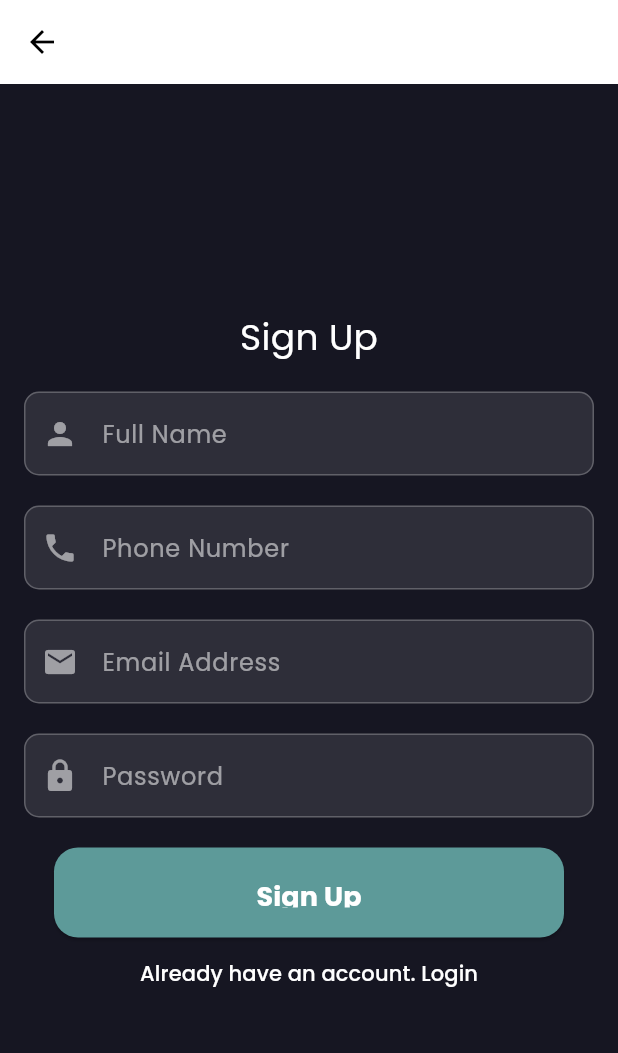
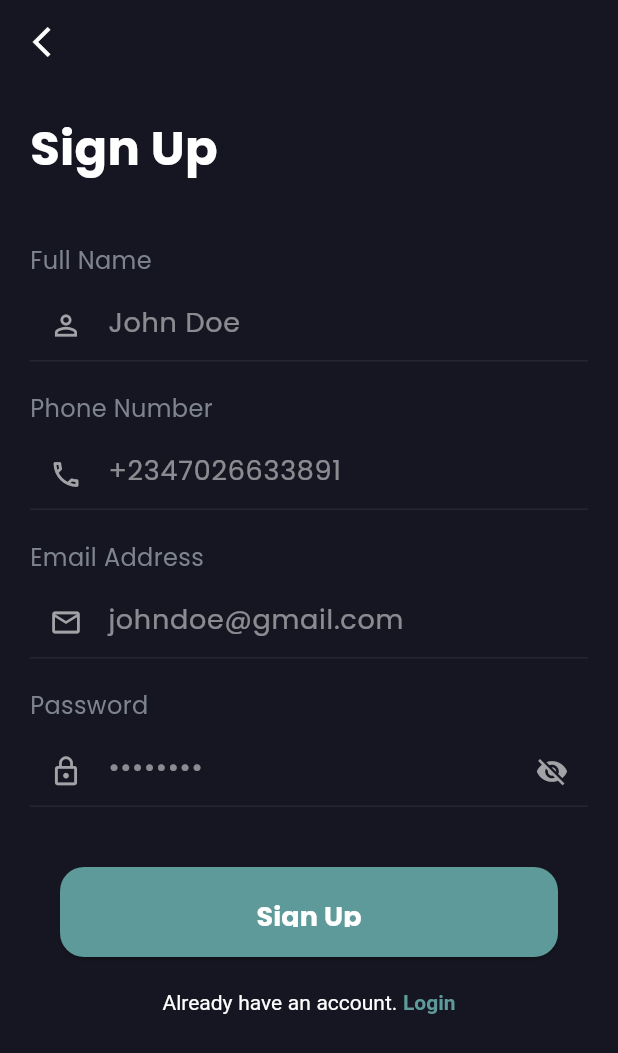
Before and after one commit to iEmmanuel104/plugx_app, a Flutter app: the SignUpScreen screen opened by its route, on a phone screen of 412 x 824 dp. Shown: the top 1053 px of the screen. Run offline on Flutter 3.47's test engine with Material 3 defaults, Android fonts, the light colour scheme and no system bars; our stand-ins replace google_fonts.

Commit message:
style alignment

```diff
--- a/lib/main.dart
+++ b/lib/main.dart
@@ -6,6 +6,7 @@ import 'screens/sign_in_screen.dart';
 import 'screens/sign_up_screen.dart';
 
 void main() {
+  WidgetsFlutterBinding.ensureInitialized();
   runApp(const PlugXChangeApp());
 }
 
@@ -16,7 +17,7 @@ class PlugXChangeApp extends StatelessWidget {
   Widget build(BuildContext context) {
     return MaterialApp(
       title: 'Plug XChange',
-       theme: ThemeData(
+      theme: ThemeData(
         primaryColor: const Color(0xFF5D9A99), // Primary color
         scaffoldBackgroundColor: const Color(0xFF161622), // Background color
         fontFamily: GoogleFonts.poppins().fontFamily,
--- a/lib/screens/loader_screen.dart
+++ b/lib/screens/loader_screen.dart
@@ -16,6 +16,7 @@ class LoaderScreenState extends State<LoaderScreen>
     'assets/images/plug1.png',
     'assets/images/plug2.png',
     'assets/images/plug3.png',
+    'assets/images/plug2.png',
   ];
 
   @override
--- a/lib/screens/sign_up_screen.dart
+++ b/lib/screens/sign_up_screen.dart
@@ -1,3 +1,4 @@
+import 'package:flutter/gestures.dart';
 import 'package:flutter/material.dart';
 import 'package:plugx_app/widgets/custom_button.dart';
 import 'package:plugx_app/widgets/custom_text_field.dart';
@@ -8,48 +9,80 @@ class SignUpScreen extends StatelessWidget {
   @override
   Widget build(BuildContext context) {
     return Scaffold(
-      appBar: AppBar(),
+      backgroundColor: const Color(0xFF161622),
+      appBar: AppBar(
+        backgroundColor: Colors.transparent,
+        elevation: 0,
+        leading: IconButton(
+          icon: const Icon(Icons.arrow_back_ios_outlined, color: Colors.white),
+          onPressed: () => Navigator.of(context).pop(),
+        ),
+      ),
       body: Padding(
-        padding: const EdgeInsets.all(16.0),
+        padding: const EdgeInsets.all(20.0),
         child: Column(
-          mainAxisAlignment: MainAxisAlignment.center,
+          crossAxisAlignment: CrossAxisAlignment.start,
           children: [
-            const Text('Sign Up',
-                style: TextStyle(color: Colors.white, fontSize: 24)),
-            const SizedBox(height: 20),
+            const Text(
+              'Sign Up',
+              style: TextStyle(
+                  color: Colors.white,
+                  fontSize: 32,
+                  fontWeight: FontWeight.bold),
+            ),
+            const SizedBox(height: 40),
             const CustomTextField(
               labelText: 'Full Name',
-              prefixIcon: Icons.person,
+              prefixIcon: Icons.person_outline,
+              hintText: 'John Doe',
             ),
             const SizedBox(height: 20),
             const CustomTextField(
               labelText: 'Phone Number',
-              prefixIcon: Icons.phone,
+              prefixIcon: Icons.phone_outlined,
+              hintText: '+2347026633891',
             ),
             const SizedBox(height: 20),
             const CustomTextField(
               labelText: 'Email Address',
-              prefixIcon: Icons.email,
+              prefixIcon: Icons.email_outlined,
+              hintText: 'johndoe@gmail.com',
             ),
             const SizedBox(height: 20),
             const CustomTextField(
               labelText: 'Password',
-              prefixIcon: Icons.lock,
+              prefixIcon: Icons.lock_outline,
               obscureText: true,
+              suffixIcon: Icons.visibility_off,
+              hintText: '••••••••',
             ),
-            const SizedBox(height: 20),
+            const SizedBox(height: 40),
             CustomButton(
               text: 'Sign Up',
               onPressed: () {
                 // Perform sign-up logic
               },
             ),
-            TextButton(
-              onPressed: () {
-                Navigator.pushNamed(context, '/signin');
-              },
-              child: const Text('Already have an account. Login',
-                  style: TextStyle(color: Colors.white)),
+            const SizedBox(height: 20),
+            Center(
+              child: RichText(
+                text: TextSpan(
+                  style: const TextStyle(color: Colors.white, fontSize: 14),
+                  children: [
+                    const TextSpan(text: 'Already have an account. '),
+                    TextSpan(
+                      text: 'Login',
+                      style: const TextStyle(
+                          color: Color(0xFF5D9A99),
+                          fontWeight: FontWeight.bold),
+                      recognizer: TapGestureRecognizer()
+                        ..onTap = () {
+                          Navigator.pushNamed(context, '/signin');
+                        },
+                    ),
+                  ],
+                ),
+              ),
             ),
           ],
         ),
--- a/lib/widgets/custom_text_field.dart
+++ b/lib/widgets/custom_text_field.dart
@@ -1,40 +1,82 @@
 import 'package:flutter/material.dart';
 
-class CustomTextField extends StatelessWidget {
+class CustomTextField extends StatefulWidget {
   final String labelText;
-  final IconData prefixIcon;
+  final IconData? prefixIcon;
   final bool obscureText;
+  final IconData? suffixIcon;
   final TextEditingController? controller;
+  final String? hintText;
 
   const CustomTextField({
     super.key,
     required this.labelText,
-    required this.prefixIcon,
+    this.prefixIcon,
     this.obscureText = false,
+    this.suffixIcon,
     this.controller,
+    this.hintText,
   });
 
   @override
+  _CustomTextFieldState createState() => _CustomTextFieldState();
+}
+
+class _CustomTextFieldState extends State<CustomTextField> {
+  late bool _obscureText;
+
+  @override
+  void initState() {
+    super.initState();
+    _obscureText = widget.obscureText;
+  }
+
+  void _toggleObscureText() {
+    setState(() {
+      _obscureText = !_obscureText;
+    });
+  }
+
+  @override
   Widget build(BuildContext context) {
-    return TextField(
-      controller: controller,
-      obscureText: obscureText,
-      decoration: InputDecoration(
-        labelText: labelText,
-        labelStyle: const TextStyle(color: Colors.white54),
-        prefixIcon: Icon(prefixIcon, color: Colors.white54),
-        enabledBorder: OutlineInputBorder(
-          borderSide: const BorderSide(color: Colors.white24),
-          borderRadius: BorderRadius.circular(10),
+    return Column(
+      crossAxisAlignment: CrossAxisAlignment.start,
+      children: [
+        Text(
+          widget.labelText,
+          style: const TextStyle(color: Color(0xFF7E848D), fontSize: 16),
         ),
-        focusedBorder: OutlineInputBorder(
-          borderSide: const BorderSide(color: Color(0xFF5D9A99)),
-          borderRadius: BorderRadius.circular(10),
+        const SizedBox(height: 8),
+        TextField(
+          controller: widget.controller,
+          obscureText: _obscureText,
+          style: const TextStyle(color: Colors.white, fontSize: 18),
+          decoration: InputDecoration(
+            hintText: widget.hintText,
+            hintStyle: TextStyle(color: Colors.white.withOpacity(0.5)),
+            prefixIcon: widget.prefixIcon != null
+                ? Icon(widget.prefixIcon,
+                    color: const Color(0xFFA2A2A7), size: 22)
+                : null,
+            suffixIcon: widget.suffixIcon != null
+                ? GestureDetector(
+                    onTap: widget.labelText == "Password"
+                        ? _toggleObscureText
+                        : null,
+                    child: Icon(widget.suffixIcon,
+                        color: const Color(0xFFA2A2A7), size: 22),
+                  )
+                : null,
+            enabledBorder: const UnderlineInputBorder(
+              borderSide: BorderSide(color: Color(0xFF232533)),
+            ),
+            focusedBorder: const UnderlineInputBorder(
+              borderSide: BorderSide(color: Color(0xFF232533)),
+            ),
+            contentPadding: const EdgeInsets.symmetric(vertical: 8),
+          ),
         ),
-        filled: true,
-        fillColor: Colors.white.withOpacity(0.1),
-      ),
-      style: const TextStyle(color: Colors.white),
+      ],
     );
   }
 }
```
Also changed, not shown: lib/screens/onboarding_screen.dart (+16 -23 lines), lib/screens/sign_in_screen.dart (+46 -15 lines).
